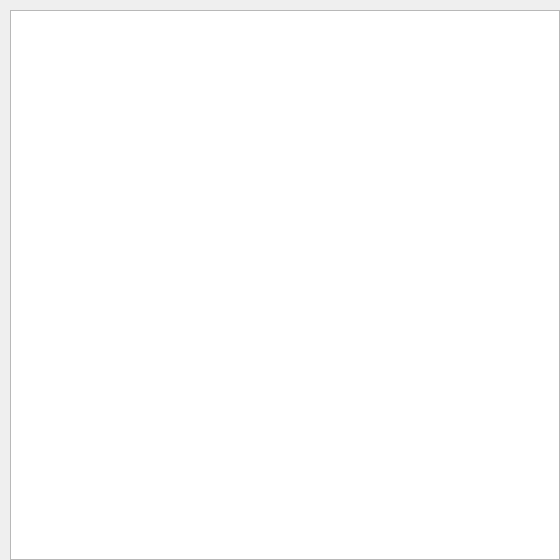
Old version of the form q3D2DDisplayImgDlg.ui in the repository IdeGelis/q3D2D.
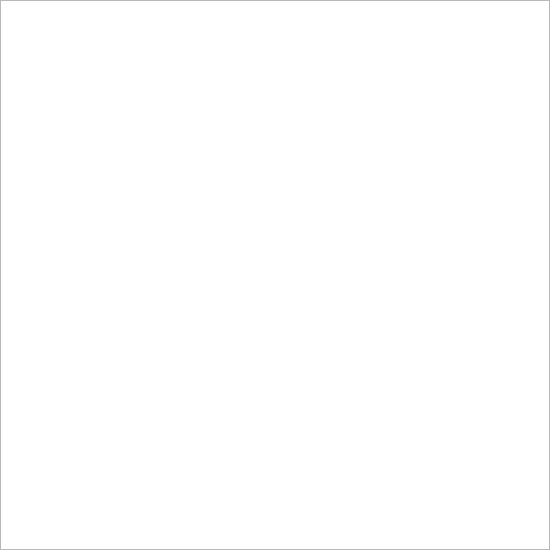
New version of the form.

Commit message: Ajout rectangle

Diff of the .ui file:
```diff
--- a/q3D2DDisplayImgDlg.ui
+++ b/q3D2DDisplayImgDlg.ui
@@ -6,8 +6,8 @@
    <rect>
     <x>0</x>
     <y>0</y>
-    <width>560</width>
-    <height>560</height>
+    <width>550</width>
+    <height>550</height>
    </rect>
   </property>
   <property name="windowTitle">
@@ -16,8 +16,8 @@
   <widget class="QGraphicsView" name="graphicsView">
    <property name="geometry">
     <rect>
-     <x>10</x>
-     <y>10</y>
+     <x>0</x>
+     <y>0</y>
      <width>550</width>
      <height>550</height>
     </rect>
```
The commit also changes 1 other file.
